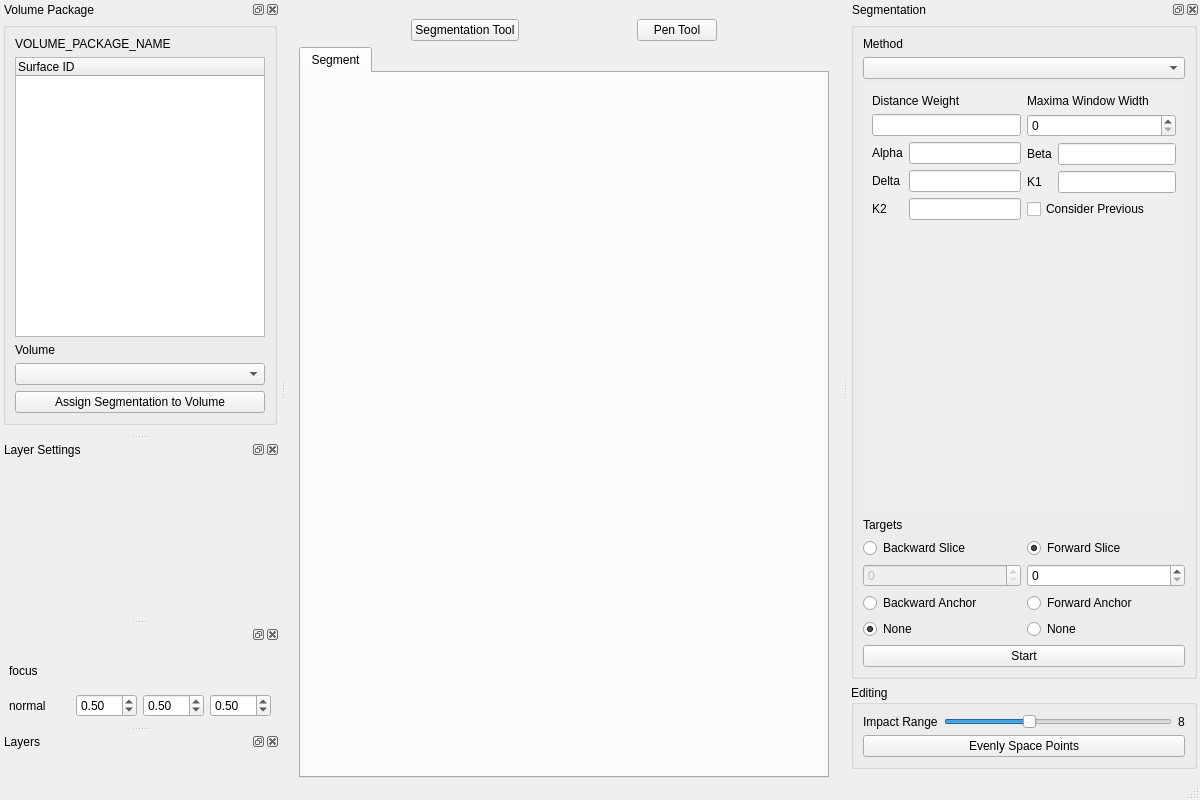
First picture: the form in volume-cartographer/apps/VC3D/VCMain.ui, repository SuperOptimizer/villa, before the edit.
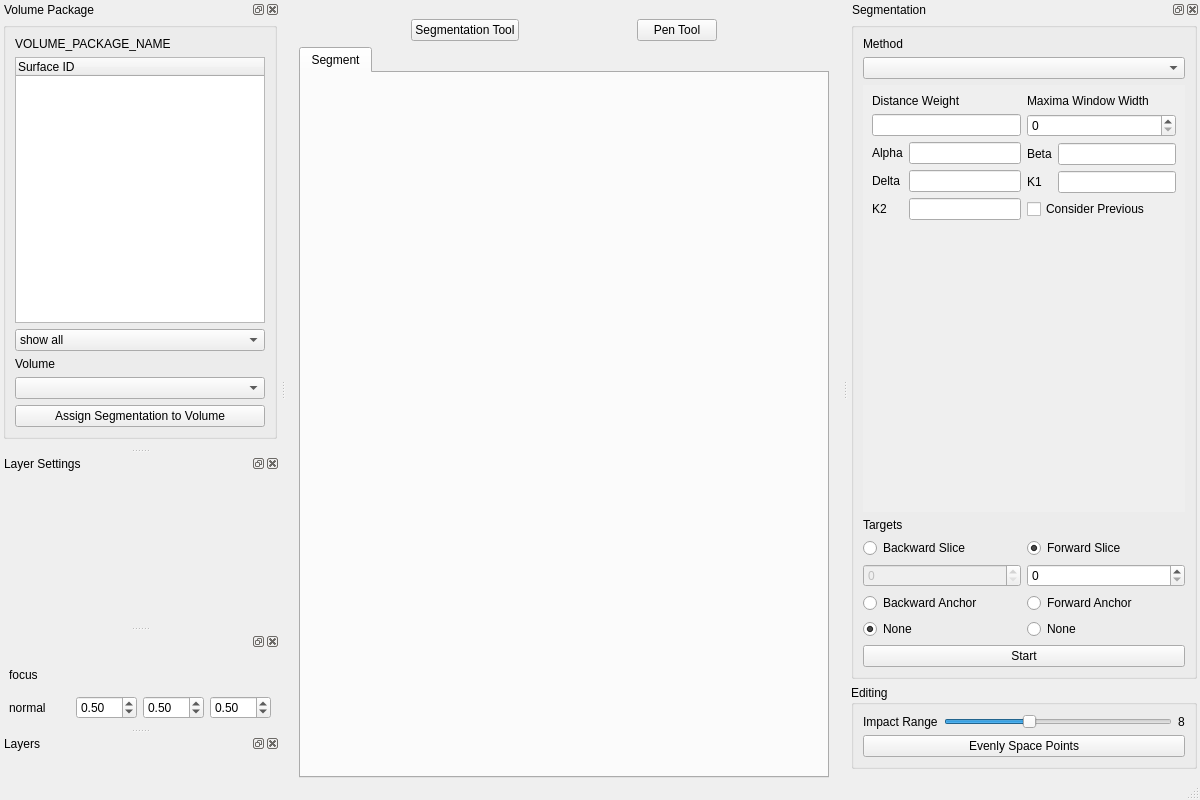
Second picture: the form after the edit. Icons and pictures are not drawn.

Commit message: initial filter by focus point support

The edit to the form file:
```diff
--- a/volume-cartographer/apps/VC3D/VCMain.ui
+++ b/volume-cartographer/apps/VC3D/VCMain.ui
@@ -214,6 +214,20 @@
             </column>
            </widget>
           </item>
+          <item>
+           <widget class="QComboBox" name="cmbFilterSegs">
+            <item>
+             <property name="text">
+              <string>show all</string>
+             </property>
+            </item>
+            <item>
+             <property name="text">
+              <string>filter by focus point</string>
+             </property>
+            </item>
+           </widget>
+          </item>
           <item>
            <widget class="QLabel" name="label_vol">
             <property name="text">
```
Left out of the diff: 2 changed lines with no effect on the pictures. The commit also changes 3 other files.
